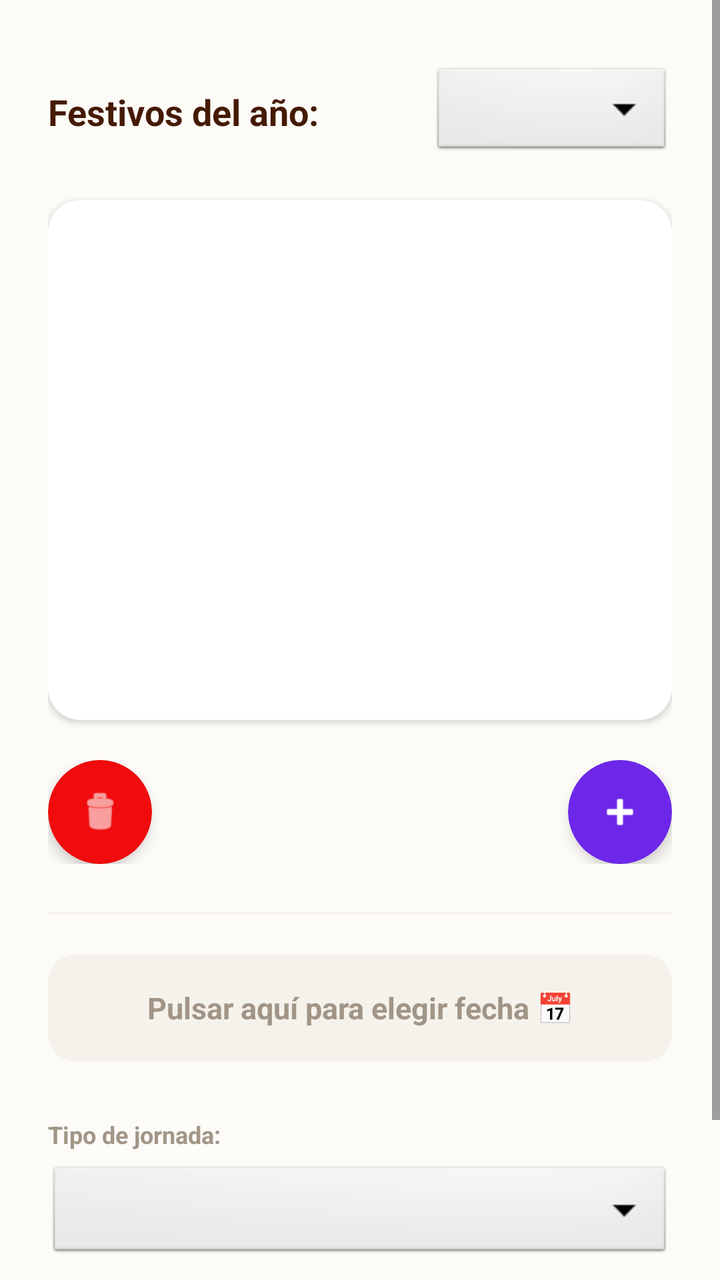
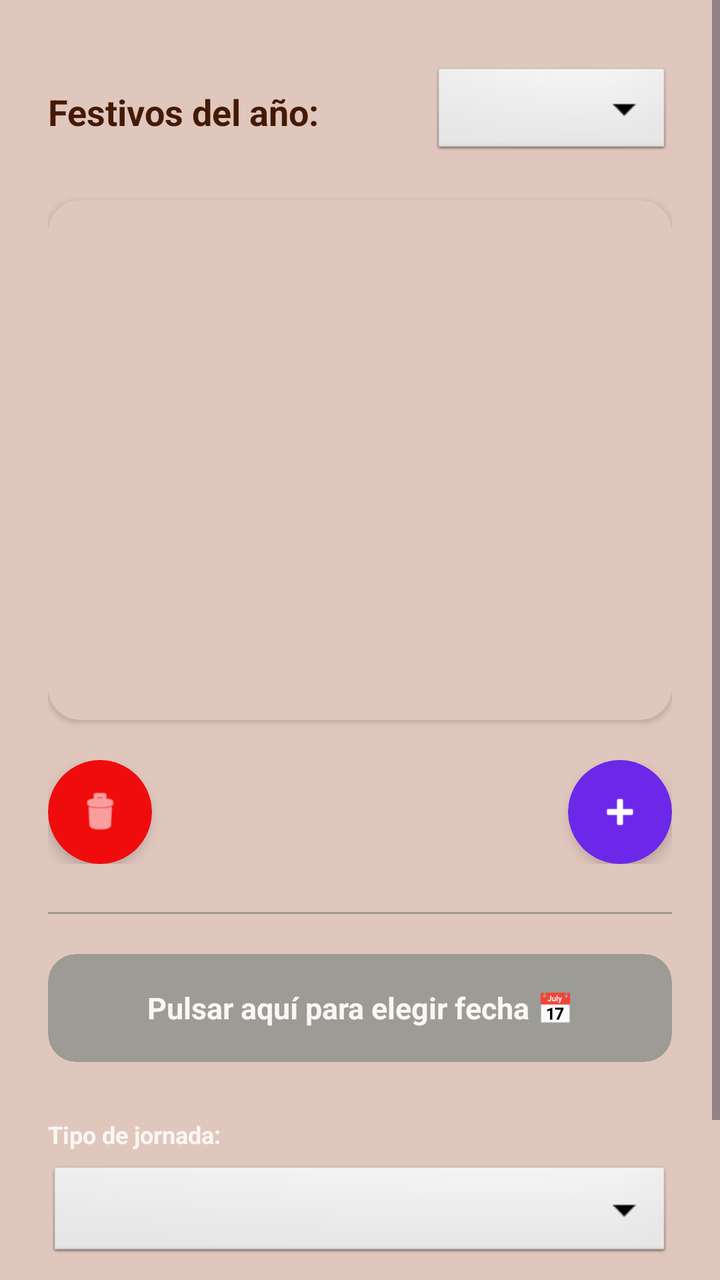

Screens rendered from an Android XML layout before and after an edit, with the pre-edit source and the edit as a unified diff.
<!-- AndroidManifest.xml: application theme Theme.CalendarioLaboral_V30 -->
<!-- res/layout/activity_festivos.xml -->
<?xml version="1.0" encoding="utf-8"?>
<ScrollView
    xmlns:android="http://schemas.android.com/apk/res/android"
    xmlns:app="http://schemas.android.com/apk/res-auto"
    android:id="@+id/scrollFestivos"
    android:layout_width="match_parent"
    android:layout_height="match_parent"
    android:importantForAccessibility="no"
    android:background="@color/bg_app"> 

    <LinearLayout
        android:layout_width="match_parent"
        android:layout_height="wrap_content"
        android:orientation="vertical"
        android:padding="24dp">

        
        <LinearLayout
            android:layout_width="match_parent"
            android:layout_height="wrap_content"
            android:orientation="horizontal"
            android:gravity="center_vertical"
            android:layout_marginTop="8dp"
            android:layout_marginBottom="20dp">

            <TextView
                android:id="@+id/tvDescripcion1"
                android:layout_width="0dp"
                android:layout_height="wrap_content"
                android:layout_weight="1"
                android:text="Festivos del año:"
                android:textColor="@color/text_main"
                android:textSize="18sp"
                android:textStyle="bold" />

            <Spinner
                android:id="@+id/spAnio"
                android:layout_width="120dp"
                android:layout_height="48dp"
                android:background="@android:drawable/btn_dropdown" />
        </LinearLayout>

        
        <androidx.cardview.widget.CardView
            android:layout_width="match_parent"
            android:layout_height="260dp"
            android:layout_marginBottom="20dp"
            app:cardCornerRadius="16dp"
            app:cardElevation="2dp"
            app:cardBackgroundColor="#FFFFFF"> 

            <androidx.recyclerview.widget.RecyclerView
                android:id="@+id/rvFestivos"
                android:layout_width="match_parent"
                android:layout_height="match_parent"
                android:padding="8dp" />
        </androidx.cardview.widget.CardView>

        
        <LinearLayout
            android:layout_width="match_parent"
            android:layout_height="wrap_content"
            android:orientation="horizontal"
            android:layout_marginBottom="24dp">

            
            <androidx.cardview.widget.CardView
                android:id="@+id/cardEliminarBoton"
                android:layout_width="52dp"
                android:layout_height="52dp"
                android:layout_marginEnd="24dp"
                app:cardCornerRadius="26dp"
                app:cardElevation="4dp"
                app:cardBackgroundColor="#F00C0C"> 
                <ImageView
                    android:id="@+id/ivEliminar"
                    android:layout_width="match_parent"
                    android:layout_height="match_parent"
                    android:padding="14dp"
                    android:contentDescription="Eliminar"
                    android:src="@android:drawable/ic_menu_delete"
                    app:tint="#FFFFFF"
                    android:background="?android:attr/selectableItemBackground" />
            </androidx.cardview.widget.CardView>

            <View
                android:layout_width="0dp"
                android:layout_height="1dp"
                android:layout_weight="1" />

            
            <androidx.cardview.widget.CardView
                android:id="@+id/cardNuevoBoton"
                android:layout_width="52dp"
                android:layout_height="52dp"
                android:layout_marginStart="24dp"
                app:cardCornerRadius="26dp"
                app:cardElevation="4dp"
                app:cardBackgroundColor="#6C27E8"> 
                <ImageView
                    android:id="@+id/ivNuevo"
                    android:layout_width="match_parent"
                    android:layout_height="match_parent"
                    android:padding="14dp"
                    android:contentDescription="Nuevo"
                    android:src="@android:drawable/ic_input_add"
                    app:tint="#FFFFFF"
                    android:background="?android:attr/selectableItemBackground" />
            </androidx.cardview.widget.CardView>
        </LinearLayout>

        
        <View
            android:layout_width="match_parent"
            android:layout_height="1dp"
            android:background="@color/bg_fecha_disabled"
            android:layout_marginBottom="20dp" />

        
        <androidx.cardview.widget.CardView
            android:id="@+id/cardFechaContenedor"
            android:layout_width="match_parent"
            android:layout_height="54dp"
            android:layout_marginBottom="28dp"
            app:cardCornerRadius="14dp"
            app:cardElevation="0dp"
            app:cardBackgroundColor="@color/bg_fecha_disabled"> 
            <TextView
                android:id="@+id/tvFecha"
                android:layout_width="match_parent"
                android:layout_height="match_parent"
                android:gravity="center"
                android:text="Pulsar aquí para elegir fecha 📅"
                android:textColor="@color/text_disabled"
                android:textSize="15sp"
                android:textStyle="bold"
                android:enabled="false"
                android:background="?android:attr/selectableItemBackground" />
        </androidx.cardview.widget.CardView>

        
        <TextView
            android:layout_width="wrap_content"
            android:layout_height="wrap_content"
            android:text="Tipo de jornada:"
            android:textColor="@color/text_disabled"
            android:textSize="12sp"
            android:textStyle="bold"
            android:layout_marginBottom="6dp" />

        <Spinner
            android:id="@+id/spFestivo"
            android:layout_width="match_parent"
            android:layout_height="50dp"
            android:layout_marginBottom="20dp"
            android:background="@android:drawable/btn_dropdown" />

        
        <Button
            android:id="@+id/btnGuardar"
            android:layout_width="match_parent"
            android:layout_height="56dp"
            android:text="Añadir Registro"
            android:backgroundTint="@color/bg_btn_disabled"
            android:textColor="#FFFFFF"
            android:textStyle="bold"
            android:textSize="16sp"
            app:cornerRadius="14dp" />

    </LinearLayout>
</ScrollView>
<!-- resources referenced by this layout -->
<resources>
  <color name="bg_app">#FDFBF7</color>
  <color name="bg_btn_disabled">#96907F</color>
  <color name="bg_fecha_disabled">#F5F2EB</color>
  <color name="text_disabled">#A19587</color>
  <color name="text_main">#451A03</color>
  <style name="Theme.CalendarioLaboral_V30" parent="Base.Theme.CalendarioLaboral_V30" />
  <style name="Base.Theme.CalendarioLaboral_V30" parent="Theme.Material3.DayNight.NoActionBar">
          
          
      </style>
</resources>

<!-- the commit's change to res/layout/activity_festivos.xml (unified diff, before → after) -->
@@ -47,7 +47,7 @@
             android:layout_marginBottom="20dp"
             app:cardCornerRadius="16dp"
             app:cardElevation="2dp"
-            app:cardBackgroundColor="#FFFFFF"> 
+            app:cardBackgroundColor="@color/bg_app"> 
 
             <androidx.recyclerview.widget.RecyclerView
                 android:id="@+id/rvFestivos"
@@ -130,7 +130,7 @@
                 android:layout_width="match_parent"
                 android:layout_height="match_parent"
                 android:gravity="center"
-                android:text="Pulsar aquí para elegir fecha 📅"
+                android:text="@string/texto_elegir_fecha"
                 android:textColor="@color/text_disabled"
                 android:textSize="15sp"
                 android:textStyle="bold"
<!-- resource entries referenced after the edit -->
@@ -1,10 +1,11 @@
 <!-- resources referenced by this layout -->
 <resources>
-  <color name="bg_app">#FDFBF7</color>
+  <color name="bg_app">#E0C7BE</color>
   <color name="bg_btn_disabled">#96907F</color>
-  <color name="bg_fecha_disabled">#F5F2EB</color>
-  <color name="text_disabled">#A19587</color>
+  <color name="bg_fecha_disabled">#9D9B95</color>
+  <color name="text_disabled">#F9F6F3</color>
   <color name="text_main">#451A03</color>
+  <string name="texto_elegir_fecha">Pulsar aquí para elegir fecha 📅</string>
   <style name="Theme.CalendarioLaboral_V30" parent="Base.Theme.CalendarioLaboral_V30" />
   <style name="Base.Theme.CalendarioLaboral_V30" parent="Theme.Material3.DayNight.NoActionBar">
           
